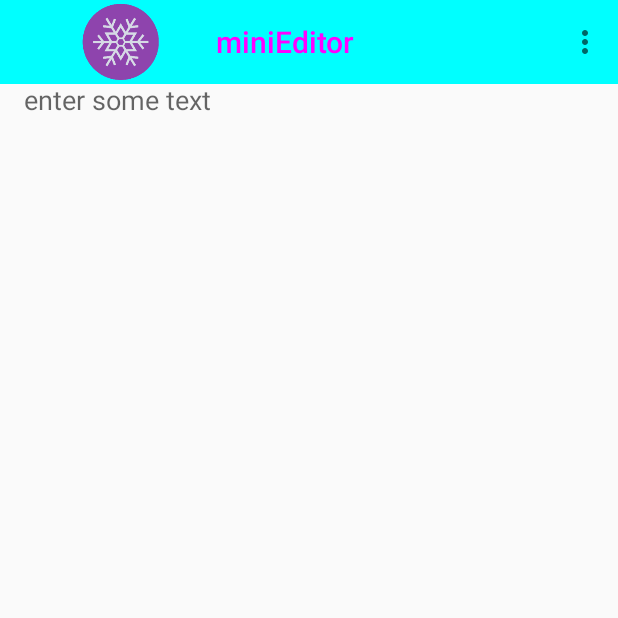
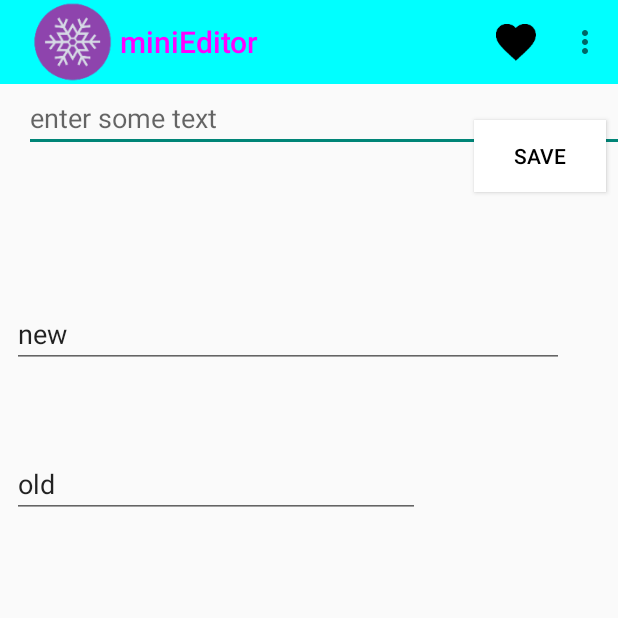
Before and after one commit to chen-assert/Mini_editor_android, an Android app: the screen it shows after launch (miniEditor), on a phone screen of 412 x 824 dp, the top half of it. Run offline under Robolectric (Android 15) with nearby library versions, the phone set to English and light mode, and no system bars.

Commit message:
some useless operate

```diff
--- a/app/src/main/java/jingruichen/mini_editor/miniEditor.java
+++ b/app/src/main/java/jingruichen/mini_editor/miniEditor.java
@@ -10,6 +10,7 @@ import java.util.Iterator;
 import java.util.List;
 import java.util.ArrayList;
 import java.util.Scanner;
+
 import android.content.Intent;
 import android.graphics.Color;
 import android.os.Environment;
@@ -35,6 +36,7 @@ import android.support.v7.app.AlertDialog;
 import android.support.constraint.ConstraintLayout;
 
 public class miniEditor extends AppCompatActivity {
+    File path = new File(Environment.getExternalStoragePublicDirectory(Environment.DIRECTORY_DOCUMENTS) + "/save/");
     public static final String EXTRA_MESSAGE = "jingruichen.mini_editor.Message";
     private Button button;
     private EditText editText;
@@ -44,7 +46,7 @@ public class miniEditor extends AppCompatActivity {
     private static final int REQUEST_EXTERNAL_STORAGE = 1;
     private static String[] PERMISSIONS_STORAGE = {
             "android.permission.READ_EXTERNAL_STORAGE",
-            "android.permission.WRITE_EXTERNAL_STORAGE" };
+            "android.permission.WRITE_EXTERNAL_STORAGE"};
 
     //需要为SD卡的写入申请动态权限
     public static void verifyStoragePermissions(AppCompatActivity activity) {
@@ -54,7 +56,7 @@ public class miniEditor extends AppCompatActivity {
                     "android.permission.WRITE_EXTERNAL_STORAGE");
             if (permission != PackageManager.PERMISSION_GRANTED) {
                 // 没有写的权限，去申请写的权限，会弹出对话框
-                ActivityCompat.requestPermissions(activity, PERMISSIONS_STORAGE,REQUEST_EXTERNAL_STORAGE);
+                ActivityCompat.requestPermissions(activity, PERMISSIONS_STORAGE, REQUEST_EXTERNAL_STORAGE);
             }
         } catch (Exception e) {
             e.printStackTrace();
@@ -70,7 +72,7 @@ public class miniEditor extends AppCompatActivity {
         myToolbar.setTitleTextColor(Color.MAGENTA);
         myToolbar.setBackgroundColor(Color.CYAN);
         setSupportActionBar(myToolbar);
-        myToolbar.setLogo(R.drawable.snowflake);
+        //myToolbar.setLogo(R.drawable.snowflake);
 
 
         verifyStoragePermissions(this);
@@ -78,41 +80,41 @@ public class miniEditor extends AppCompatActivity {
 
     }
 
-    private void initView(){
-        editText = (EditText)findViewById(R.id.editText);
-        button = (Button)findViewById(R.id.save);
-        button.setX(700);
+    private void initView() {
+        editText = (EditText) findViewById(R.id.editText);
+        button = (Button) findViewById(R.id.save);
         button.setBackgroundColor(Color.WHITE);
         button.setTextColor(Color.BLACK);
         button.setOnClickListener(new View.OnClickListener() {
             @Override
             public void onClick(View view) {
-                writeTxtToFile(editText.getText().toString().trim());
+                writeTxtToFile(editText.getText().toString());
                 showDialog();
-                Toast.makeText(miniEditor.this,"file saved",Toast.LENGTH_SHORT).show();
+                Toast.makeText(miniEditor.this, String.format("file saved in %s", path.getAbsolutePath()), Toast.LENGTH_SHORT).show();
             }
         });
     }
 
-    /** Called when the user taps the save button */
+    /**
+     * Called when the user taps the save button
+     */
     public void writeTxtToFile(String strcontent) {
-        File path = new File(Environment.getExternalStoragePublicDirectory(Environment.DIRECTORY_DOCUMENTS)+"/save/");
         List_of_file = new ArrayList<String>();
         words = new ArrayList<String>();
         Scanner s = new Scanner(editText.getText().toString());
         String word;
-        while(s.hasNext()){
+        while (s.hasNext()) {
             word = s.next();
             words.add(word);
         }
 
         try {
-            if(!path.exists()) {
+            if (!path.exists()) {
                 path.mkdirs();
             }
-            File file = new File(path.getAbsolutePath(),filename);
-            if(!file.createNewFile()) {
-                Toast.makeText(miniEditor.this,"file already exist...",Toast.LENGTH_SHORT).show();
+            File file = new File(path.getAbsolutePath(), filename);
+            if (!file.createNewFile()) {
+                Toast.makeText(miniEditor.this, "file already exist...", Toast.LENGTH_SHORT).show();
                 return;
             }
             List_of_file.add(filename);
@@ -121,27 +123,26 @@ public class miniEditor extends AppCompatActivity {
             raf.write(strcontent.getBytes());
             raf.close();
 
-        }
-        catch (Exception e) {
+        } catch (Exception e) {
             e.printStackTrace();
         }
     }
 
-    public void showDialog(){
+    public void showDialog() {
         AlertDialog.Builder builder = new AlertDialog.Builder(this);
         builder.setTitle("Enter file name");
         builder.setIcon(R.drawable.ic_favorite_black_48dp);
         final EditText edit = new EditText(this);
         builder.setView(edit);
-        builder.setPositiveButton("OK",new DialogInterface.OnClickListener(){
-            public void onClick(DialogInterface dialog,int which){
+        builder.setPositiveButton("OK", new DialogInterface.OnClickListener() {
+            public void onClick(DialogInterface dialog, int which) {
                 filename = edit.getText().toString().trim();
             }
         });
         builder.setNegativeButton("cancel", new DialogInterface.OnClickListener() {
             @Override
             public void onClick(DialogInterface dialog, int which) {
-                Toast.makeText(miniEditor.this,"you cancelled",Toast.LENGTH_SHORT).show();
+                Toast.makeText(miniEditor.this, "you cancelled", Toast.LENGTH_SHORT).show();
             }
         });
         builder.setCancelable(true);
@@ -150,12 +151,11 @@ public class miniEditor extends AppCompatActivity {
     }
 
 
-
-    public boolean onOptionsItemSelected(MenuItem item){
+    public boolean onOptionsItemSelected(MenuItem item) {
         AlertDialog.Builder builder = new AlertDialog.Builder(this);
-        switch(item.getItemId()){
+        switch (item.getItemId()) {
             case R.id.action_favorite:
-                Toast.makeText(miniEditor.this,"Added to favorite",Toast.LENGTH_SHORT).show();
+                Toast.makeText(miniEditor.this, "Added to favorite", Toast.LENGTH_SHORT).show();
                 break;
 
             case R.id.action_settings:
@@ -163,7 +163,7 @@ public class miniEditor extends AppCompatActivity {
                 break;
 
             case R.id.action_discard:
-                Toast.makeText(miniEditor.this,"File deleted...",Toast.LENGTH_SHORT).show();
+                Toast.makeText(miniEditor.this, "File deleted...", Toast.LENGTH_SHORT).show();
                 break;
             case R.id.action_browse:
                 //show all saved files
@@ -179,7 +179,7 @@ public class miniEditor extends AppCompatActivity {
 
     }
 
-    private void setColors(AlertDialog.Builder builder){
+    private void setColors(AlertDialog.Builder builder) {
         builder.setTitle("Select text color");
         builder.setIcon(R.drawable.color);
 
@@ -189,18 +189,18 @@ public class miniEditor extends AppCompatActivity {
             public void onClick(DialogInterface dialog, int which) {
                 String text = editText.getText().toString().trim();
                 SpannableString span = new SpannableString(text);
-                span.setSpan(new ForegroundColorSpan(Color.RED),0,text.length(), SpannableString.SPAN_INCLUSIVE_INCLUSIVE);
+                span.setSpan(new ForegroundColorSpan(Color.RED), 0, text.length(), SpannableString.SPAN_INCLUSIVE_INCLUSIVE);
                 editText.setText(span);
             }
         });
 
 
         //set default color
-        builder.setNegativeButton("default",new DialogInterface.OnClickListener(){
-            public void onClick(DialogInterface arg0,int arg1){
+        builder.setNegativeButton("default", new DialogInterface.OnClickListener() {
+            public void onClick(DialogInterface arg0, int arg1) {
                 String text = editText.getText().toString().trim();
                 SpannableString span = new SpannableString(text);
-                span.setSpan(new ForegroundColorSpan(Color.BLACK),0,text.length(), SpannableString.SPAN_INCLUSIVE_INCLUSIVE);
+                span.setSpan(new ForegroundColorSpan(Color.BLACK), 0, text.length(), SpannableString.SPAN_INCLUSIVE_INCLUSIVE);
                 editText.setText(span);
             }
         });
@@ -209,27 +209,27 @@ public class miniEditor extends AppCompatActivity {
         d.show();
     }
 
-    private void find_and_replace(AlertDialog.Builder builder){
+    private void find_and_replace(AlertDialog.Builder builder) {
         builder.setTitle("Search and Replace");
         builder.setIcon(R.drawable.options);
+
         ConstraintLayout constraint = (ConstraintLayout) getLayoutInflater().inflate(R.layout.activity_main, null);
         EditText edit1 = constraint.findViewById(R.id.old);
-
         String old = edit1.getText().toString().trim();
         EditText edit2 = constraint.findViewById(R.id.current);
         String cur = edit2.getText().toString().trim();
+        Log.d("old&cur", String.format("%s:%s",old,cur));
+        replace(old, cur);
 
-        replace(old,cur);
-
-        builder.setPositiveButton("OK",new DialogInterface.OnClickListener(){
-            public void onClick(DialogInterface dialog,int which){
+        builder.setPositiveButton("OK", new DialogInterface.OnClickListener() {
+            public void onClick(DialogInterface dialog, int which) {
 
             }
         });
         builder.setNegativeButton("cancel", new DialogInterface.OnClickListener() {
             @Override
             public void onClick(DialogInterface dialog, int which) {
-                Toast.makeText(miniEditor.this,"you cancelled",Toast.LENGTH_SHORT).show();
+                Toast.makeText(miniEditor.this, "you cancelled", Toast.LENGTH_SHORT).show();
             }
         });
 
@@ -238,19 +238,19 @@ public class miniEditor extends AppCompatActivity {
         d2.show();
     }
 
-    private void replace(String old,String cur){
+    private void replace(String old, String cur) {
         Iterator it = words.iterator();
-        while(it.hasNext()){
-            String s = (String)it.next();
-            if(s.equals(old)){
+        while (it.hasNext()) {
+            String s = (String) it.next();
+            if (s.equals(old)) {
                 s = cur;
             }
         }
     }
 
-    private void display(){
+    private void display() {
         Iterator it = List_of_file.iterator();
-        while(it.hasNext()){
+        while (it.hasNext()) {
 
         }
     }
--- a/app/src/main/res/layout/activity_main.xml
+++ b/app/src/main/res/layout/activity_main.xml
@@ -3,7 +3,7 @@
 
 <android.support.constraint.ConstraintLayout
 
-    xmlns:android="http://schemas.android.com/apk/res/android"
+        xmlns:android="http://schemas.android.com/apk/res/android"
         xmlns:tools="http://schemas.android.com/tools"
         xmlns:app="http://schemas.android.com/apk/res-auto"
         android:layout_width="match_parent"
@@ -17,53 +17,64 @@
             android:ems="20"
             android:id="@+id/editText"
             android:hint="enter some text"
-            app:layout_constraintRight_toLeftOf="@+id/textView"
             app:layout_constraintHorizontal_chainStyle="spread_inside"
             app:layout_constraintLeft_toLeftOf="parent"
             android:layout_marginLeft="16dp"
-            android:layout_marginRight="16dp"
             android:layout_marginStart="16dp"
-            android:layout_marginEnd="16dp"
             app:layout_constraintTop_toBottomOf="@+id/my_toolbar"
-            android:layout_marginTop="-2dp"
-            android:background="@null"
             android:cursorVisible="true"/>
-    <EditText
-        android:layout_width="match_parent"
-        android:layout_height="wrap_content"
-        android:id="@+id/old"
-        android:text="old"
-        android:hint="to be replaced..."
-        android:minHeight="45dp"
-        android:textSize="18sp"
-        android:inputType="text"/>
-    <EditText
-        android:layout_width="match_parent"
-        android:layout_height="wrap_content"
-        android:id="@+id/current"
-        android:text="new"
-        android:hint="to replace as..."
-        android:minHeight="45dp"
-        android:textSize="18sp"
-        android:inputType="text"/>
-    <TextView
-        android:layout_width="0dp"
-        android:layout_height="wrap_content" />
+
+
+
 
     <Button
             android:text="Save"
             android:layout_width="wrap_content"
             android:layout_height="48dp"
             android:id="@+id/save"
-            android:layout_marginRight="16dp"
-            android:layout_marginEnd="16dp"/>
+            app:layout_constraintTop_toTopOf="parent"
+            android:layout_marginTop="80dp"
+            android:layout_marginRight="8dp"
+            app:layout_constraintRight_toRightOf="parent"
+            android:layout_marginEnd="8dp"/>
+
 
     <android.support.v7.widget.Toolbar
             android:id="@+id/my_toolbar"
-            android:layout_width="match_parent"
             android:background="?attr/colorPrimary"
-            android:layout_height="?attr/actionBarSize"
-            android:layout_marginTop="50dp"/>
+            android:layout_width="0dp"
+            android:layout_height="56dp"
+            app:layout_constraintTop_toTopOf="parent"
+            app:layout_constraintRight_toRightOf="parent"
+            app:layout_constraintLeft_toLeftOf="parent"
+            app:logo="@drawable/snowflake"
+            />
 
+    <EditText
+            android:layout_width="368dp"
+            android:layout_height="wrap_content"
+            android:id="@+id/current"
+            android:text="new"
+            android:hint="to replace as..."
+            android:minHeight="45dp"
+            android:textSize="18sp"
+            android:inputType="text"
+            android:layout_marginLeft="8dp"
+            app:layout_constraintLeft_toLeftOf="parent"
+            app:layout_constraintTop_toTopOf="parent"
+            android:layout_marginTop="200dp"/>
+    <EditText
+            android:layout_width="272dp"
+            android:layout_height="wrap_content"
+            android:id="@+id/old"
+            android:text="old"
+            android:hint="to be replaced..."
+            android:minHeight="45dp"
+            android:textSize="18sp"
+            android:inputType="text"
+            android:layout_marginLeft="8dp"
+            app:layout_constraintLeft_toLeftOf="parent"
+            app:layout_constraintTop_toTopOf="parent"
+            android:layout_marginTop="300dp"/>
 
 </android.support.constraint.ConstraintLayout>
--- a/app/src/main/res/menu/main_activity_actions.xml
+++ b/app/src/main/res/menu/main_activity_actions.xml
@@ -9,13 +9,14 @@
             android:id="@+id/action_favorite"
             android:icon="@drawable/ic_favorite_black_48dp"
             android:title="@string/action_favorite"
-            app:showAsAction="collapseActionView"/>
+            app:showAsAction="ifRoom|withText"/>
 
 
     <!-- Settings, should always be in the overflow -->
-    <item android:id="@+id/action_settings"
+    <item
+            android:id="@+id/action_settings"
             android:title="@string/action_settings"
-          app:showAsAction="never"/>
+            app:showAsAction="collapseActionView"/>
     <item
             android:id="@+id/action_discard"
             android:title="discard"
```
Also changed, not shown: app/src/main/res/drawable-xxxhdpi/snowflake.png. Lines whose indentation alone changed are shown as unchanged.
